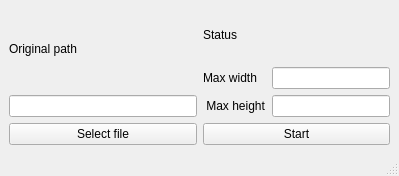
Ipa-oss/Image-size-checker, file Image-size-checker/imagesizechecker.ui: the form before one commit.
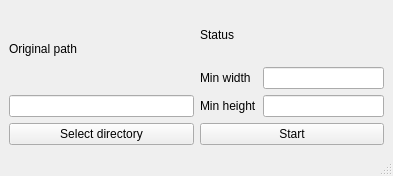
The form after the commit.

Commit message: Added handling for all files in a given folder. Code is now pretty much FC.

```diff
--- a/Image-size-checker/imagesizechecker.ui
+++ b/Image-size-checker/imagesizechecker.ui
@@ -6,7 +6,7 @@
    <rect>
     <x>0</x>
     <y>0</y>
-    <width>399</width>
+    <width>393</width>
     <height>176</height>
    </rect>
   </property>
@@ -30,7 +30,7 @@
       <item>
        <widget class="QPushButton" name="pathButton">
         <property name="text">
-         <string>Select file</string>
+         <string>Select directory</string>
         </property>
        </widget>
       </item>
@@ -59,14 +59,14 @@
         <item row="0" column="0">
          <widget class="QLabel" name="label_3">
           <property name="text">
-           <string>Max width</string>
+           <string>Min width</string>
           </property>
          </widget>
         </item>
         <item row="1" column="0">
          <widget class="QLabel" name="label_2">
           <property name="text">
-           <string> Max height</string>
+           <string>Min height</string>
           </property>
          </widget>
         </item>
```
Left out of the diff: 12 changed lines with no effect on the pictures. The commit also changes 2 other files.
